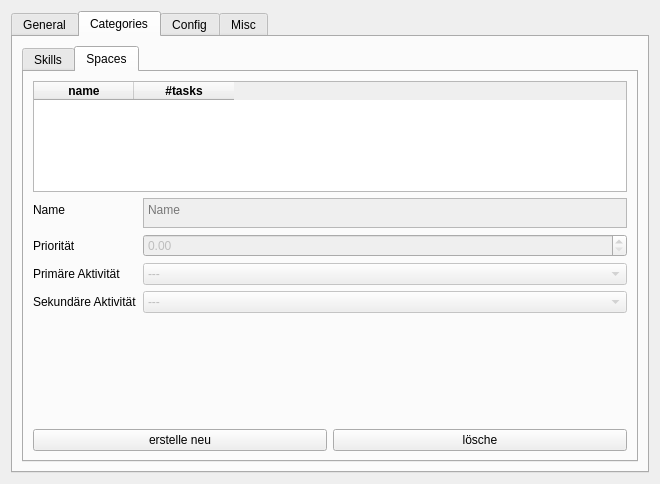
This is src/ui/settings.ui in amogorkon/watnu as Qt 5 draws it before an edit. The edited form follows.
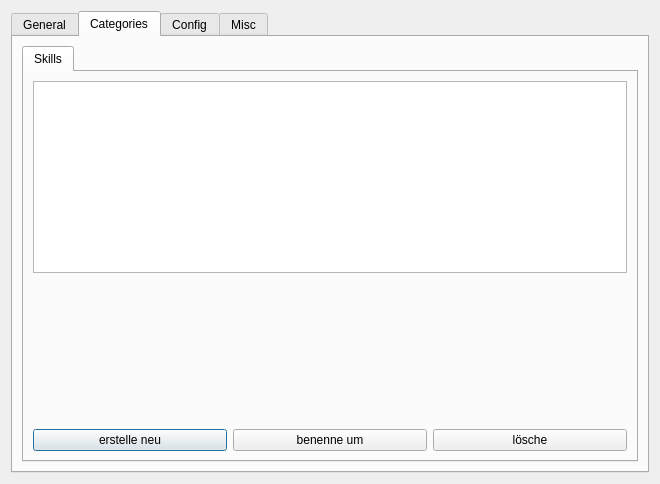
This is the edited form. The open tabs and pages were chosen to show the change.

The edit to the form file:
```diff
--- a/src/ui/settings.ui
+++ b/src/ui/settings.ui
@@ -77,7 +77,7 @@
        <item row="0" column="0" colspan="2">
         <widget class="QTabWidget" name="categories_pages">
          <property name="currentIndex">
-          <number>1</number>
+          <number>0</number>
          </property>
          <widget class="QWidget" name="tab_3">
           <attribute name="title">
@@ -212,212 +212,6 @@
            </item>
           </layout>
          </widget>
-         <widget class="QWidget" name="tab">
-          <attribute name="title">
-           <string>Spaces</string>
-          </attribute>
-          <layout class="QVBoxLayout" name="verticalLayout">
-           <item>
-            <widget class="QTableWidget" name="spaces_table">
-             <property name="sizePolicy">
-              <sizepolicy hsizetype="Expanding" vsizetype="Expanding">
-               <horstretch>0</horstretch>
-               <verstretch>0</verstretch>
-              </sizepolicy>
-             </property>
-             <property name="autoFillBackground">
-              <bool>true</bool>
-             </property>
-             <property name="sizeAdjustPolicy">
-              <enum>QAbstractScrollArea::AdjustToContentsOnFirstShow</enum>
-             </property>
-             <property name="editTriggers">
-              <set>QAbstractItemView::DoubleClicked|QAbstractItemView::EditKeyPressed</set>
-             </property>
-             <property name="tabKeyNavigation">
-              <bool>false</bool>
-             </property>
-             <property name="showDropIndicator" stdset="0">
-              <bool>false</bool>
-             </property>
-             <property name="dragDropOverwriteMode">
-              <bool>false</bool>
-             </property>
-             <property name="selectionMode">
-              <enum>QAbstractItemView::SingleSelection</enum>
-             </property>
-             <property name="selectionBehavior">
-              <enum>QAbstractItemView::SelectRows</enum>
-             </property>
-             <property name="sortingEnabled">
-              <bool>true</bool>
-             </property>
-             <property name="wordWrap">
-              <bool>false</bool>
-             </property>
-             <attribute name="verticalHeaderVisible">
-              <bool>false</bool>
-             </attribute>
-             <column>
-              <property name="text">
-               <string>name</string>
-              </property>
-              <property name="font">
-               <font>
-                <weight>75</weight>
-                <bold>true</bold>
-               </font>
-              </property>
-              <property name="textAlignment">
-               <set>AlignCenter</set>
-              </property>
-             </column>
-             <column>
-              <property name="text">
-               <string>#tasks</string>
-              </property>
-              <property name="font">
-               <font>
-                <weight>75</weight>
-                <bold>true</bold>
-               </font>
-              </property>
-              <property name="textAlignment">
-               <set>AlignCenter</set>
-              </property>
-             </column>
-            </widget>
-           </item>
-           <item>
-            <layout class="QFormLayout" name="formLayout">
-             <property name="topMargin">
-              <number>0</number>
-             </property>
-             <item row="0" column="0">
-              <widget class="QLabel" name="label">
-               <property name="text">
-                <string>Name</string>
-               </property>
-              </widget>
-             </item>
-             <item row="0" column="1">
-              <widget class="QTextEdit" name="space_name">
-               <property name="enabled">
-                <bool>false</bool>
-               </property>
-               <property name="maximumSize">
-                <size>
-                 <width>16777215</width>
-                 <height>30</height>
-                </size>
-               </property>
-               <property name="verticalScrollBarPolicy">
-                <enum>Qt::ScrollBarAlwaysOff</enum>
-               </property>
-               <property name="horizontalScrollBarPolicy">
-                <enum>Qt::ScrollBarAlwaysOff</enum>
-               </property>
-               <property name="sizeAdjustPolicy">
-                <enum>QAbstractScrollArea::AdjustToContentsOnFirstShow</enum>
-               </property>
-               <property name="acceptRichText">
-                <bool>false</bool>
-               </property>
-               <property name="placeholderText">
-                <string>Name</string>
-               </property>
-              </widget>
-             </item>
-             <item row="2" column="1">
-              <widget class="QComboBox" name="space_primary_activity">
-               <property name="enabled">
-                <bool>false</bool>
-               </property>
-               <item>
-                <property name="text">
-                 <string>---</string>
-                </property>
-               </item>
-              </widget>
-             </item>
-             <item row="3" column="1">
-              <widget class="QComboBox" name="space_secondary_activity">
-               <property name="enabled">
-                <bool>false</bool>
-               </property>
-               <item>
-                <property name="text">
-                 <string>---</string>
-                </property>
-               </item>
-              </widget>
-             </item>
-             <item row="1" column="1">
-              <widget class="QDoubleSpinBox" name="space_priority">
-               <property name="enabled">
-                <bool>false</bool>
-               </property>
-              </widget>
-             </item>
-             <item row="1" column="0">
-              <widget class="QLabel" name="label_2">
-               <property name="text">
-                <string>Priorität</string>
-               </property>
-              </widget>
-             </item>
-             <item row="2" column="0">
-              <widget class="QLabel" name="label_3">
-               <property name="text">
-                <string>Primäre Aktivität</string>
-               </property>
-              </widget>
-             </item>
-             <item row="3" column="0">
-              <widget class="QLabel" name="label_4">
-               <property name="text">
-                <string>Sekundäre Aktivität</string>
-               </property>
-              </widget>
-             </item>
-            </layout>
-           </item>
-           <item>
-            <spacer name="verticalSpacer_2">
-             <property name="orientation">
-              <enum>Qt::Vertical</enum>
-             </property>
-             <property name="sizeHint" stdset="0">
-              <size>
-               <width>20</width>
-               <height>40</height>
-              </size>
-             </property>
-            </spacer>
-           </item>
-           <item>
-            <layout class="QGridLayout" name="gridLayout_5">
-             <item row="2" column="3">
-              <widget class="QPushButton" name="delete_space">
-               <property name="text">
-                <string>lösche</string>
-               </property>
-               <property name="autoDefault">
-                <bool>true</bool>
-               </property>
-              </widget>
-             </item>
-             <item row="2" column="0">
-              <widget class="QPushButton" name="create_space">
-               <property name="text">
-                <string>erstelle neu</string>
-               </property>
-              </widget>
-             </item>
-            </layout>
-           </item>
-          </layout>
-         </widget>
         </widget>
        </item>
       </layout>
```
Left out of the diff: 2 changed lines with no effect on the pictures.
